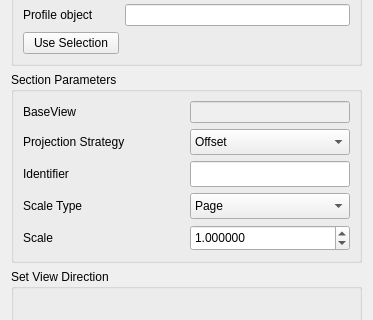
Above: src/Mod/TechDraw/Gui/TaskComplexSection.ui from southseact-3d/fcd before the change; both pictures show x 0 to 373 and y 92 to 412 of the 373 by 612 pixel window. Below: the same form after it.
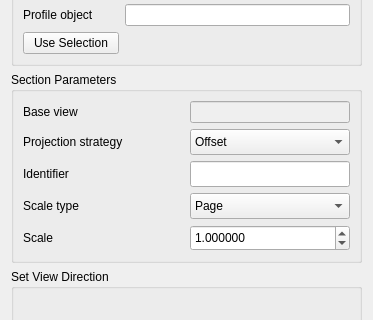
That is the form after the change. Icons and pictures are not drawn.

Diff of the .ui file:
```diff
--- a/src/Mod/TechDraw/Gui/TaskComplexSection.ui
+++ b/src/Mod/TechDraw/Gui/TaskComplexSection.ui
@@ -131,7 +131,7 @@
         <item row="3" column="0">
          <widget class="QLabel" name="label_3">
           <property name="text">
-           <string>Scale Type</string>
+           <string>Scale type</string>
           </property>
          </widget>
         </item>
@@ -157,7 +157,7 @@
         <item row="1" column="0">
          <widget class="QLabel" name="label_7">
           <property name="text">
-           <string>Projection Strategy</string>
+           <string>Projection strategy</string>
           </property>
          </widget>
         </item>
@@ -227,7 +227,7 @@
         <item row="0" column="0">
          <widget class="QLabel" name="label_5">
           <property name="text">
-           <string>BaseView</string>
+           <string>Base view</string>
           </property>
          </widget>
         </item>
```
Left out of the diff: 16 changed lines with no effect on the pictures.
